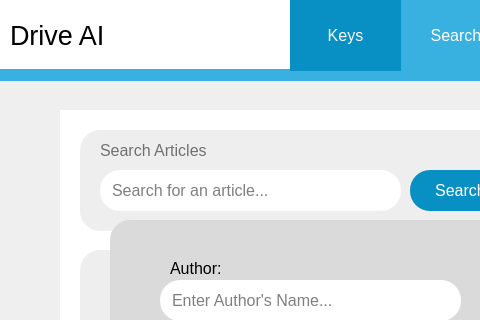
This is src/modules/GUI/GUI.ui in Semuca/road-safety-scanner as Qt 5 draws it before an edit; both pictures show x 0 to 480 and y 0 to 320 of the 861 by 730 pixel window. The edited form follows.
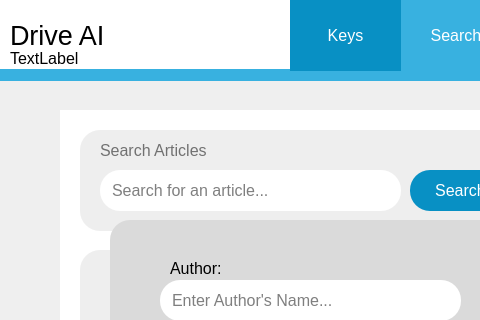
This is the edited form.

Commit message:
feat: Implemented dynamic AI selection display in tab (#28)
* Implemented dynamic AI selection display in tab

* Incorporated onAISelected logic into selectAI as per review

* set currently AI using QT creator

* fix merge conflict

* fix merge conflict

* Merge branch 'main' into display-ai

* chore: remove .DS_Store

* chore: fix merge commits

* fix: duplicate ai label

* chore: fix spacing

---------

Diff of the .ui file:
```diff
--- a/src/modules/GUI/GUI.ui
+++ b/src/modules/GUI/GUI.ui
@@ -260,6 +260,19 @@
      <bool>true</bool>
     </property>
    </widget>
+   <widget class="QLabel" name="currentlyAI">
+    <property name="geometry">
+     <rect>
+      <x>10</x>
+      <y>50</y>
+      <width>181</width>
+      <height>16</height>
+     </rect>
+    </property>
+    <property name="text">
+     <string>TextLabel</string>
+    </property>
+   </widget>
    <zorder>searchButton</zorder>
    <zorder>setAIButton</zorder>
    <zorder>uploadButton</zorder>
@@ -267,6 +280,7 @@
    <zorder>resultsButton</zorder>
    <zorder>selectTabIndicator</zorder>
    <zorder>keysButton</zorder>
+   <zorder>currentlyAI</zorder>
   </widget>
   <widget class="QStackedWidget" name="myQStackedWidget">
    <property name="geometry">
```
The commit also changes 2 other files.
